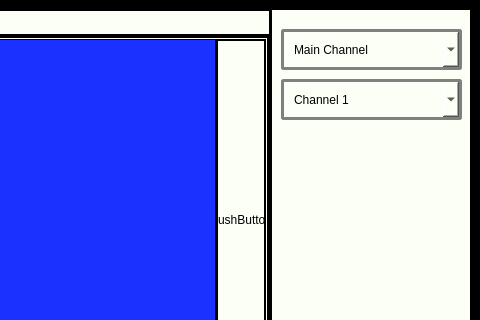
The window that Qt Creator/Mainwindow_grafico.ui (Mixer97/tesi_triennale) describes before a commit, drawn with Qt 5; both pictures show x 640 to 1120 and y 0 to 320 of the 1120 by 664 pixel window.
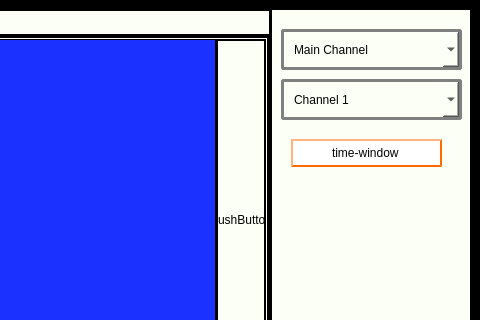
The same window after the commit. Custom widgets are drawn as their Qt base class.

The edit to the form file:
```diff
--- a/Qt Creator/Mainwindow_grafico.ui
+++ b/Qt Creator/Mainwindow_grafico.ui
@@ -943,6 +943,32 @@
            </property>
           </item>
          </widget>
+         <widget class="QLineEdit" name="lineEdit_time_window">
+          <property name="geometry">
+           <rect>
+            <x>20</x>
+            <y>130</y>
+            <width>151</width>
+            <height>28</height>
+           </rect>
+          </property>
+          <property name="styleSheet">
+           <string notr="true">QWidget{
+	background-color:rgb(255, 255, 255); 
+	border-style: outset;
+    border-width: 2px;
+    border-color: rgb(255, 106, 0);
+	border-radius: 20;
+	color: rgb(0,0,0);
+}</string>
+          </property>
+          <property name="text">
+           <string>time-window</string>
+          </property>
+          <property name="alignment">
+           <set>Qt::AlignCenter</set>
+          </property>
+         </widget>
         </widget>
        </item>
       </layout>
```
Left out of the diff: 16 changed lines with no effect on the pictures.
